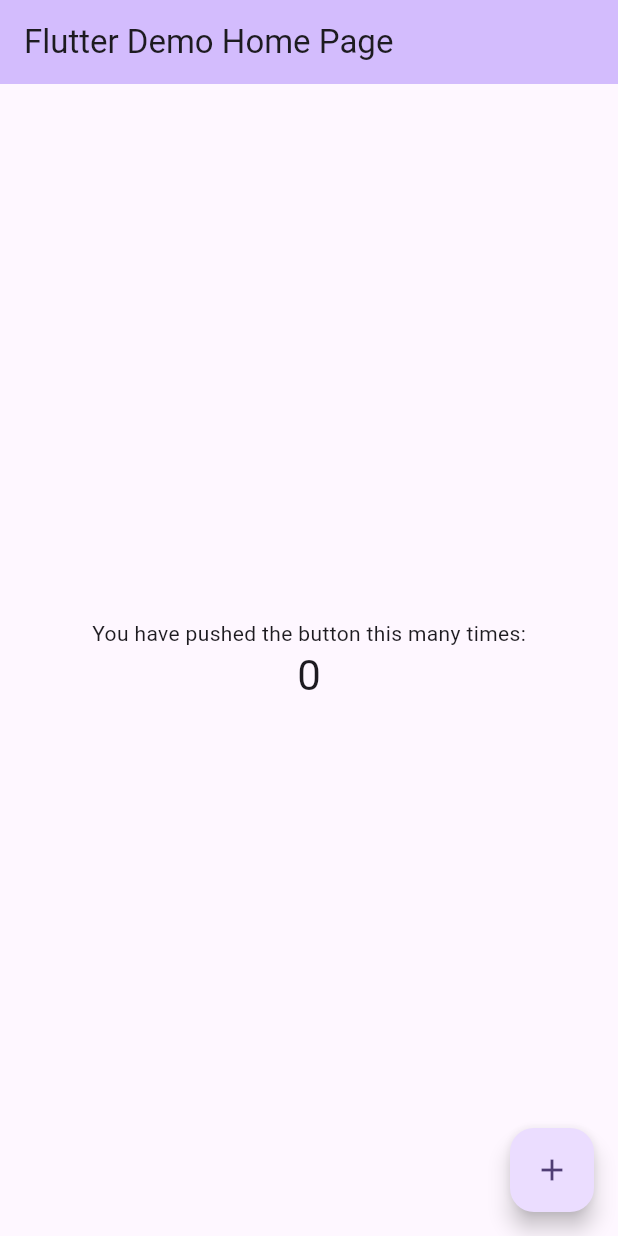
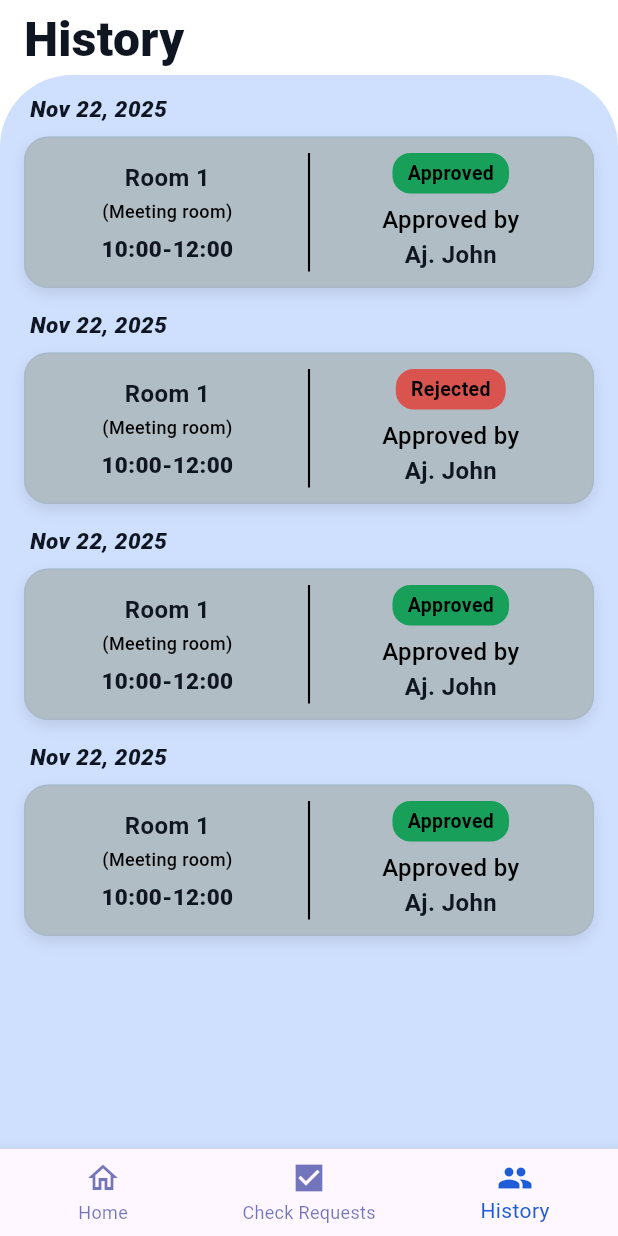
Before and after one commit to 6631501194-cmd/roombooking-frontend, a Flutter app: the screen it shows after launch, on a phone screen of 412 x 824 dp. Run offline on Flutter 3.47's test engine with Material 3 defaults, Android fonts, the phone set to English and light mode, and no system bars.

Commit message:
student_history

```diff
--- a/lib/main.dart
+++ b/lib/main.dart
@@ -1,4 +1,5 @@
 import 'package:flutter/material.dart';
+import 'package:flutter_application_1/student_history.dart';
 
 void main() {
   runApp(const MyApp());
@@ -30,7 +31,7 @@ class MyApp extends StatelessWidget {
         // tested with just a hot reload.
         colorScheme: ColorScheme.fromSeed(seedColor: Colors.deepPurple),
       ),
-      home: const MyHomePage(title: 'Flutter Demo Home Page'),
+      home: const HistoryPage(),
     );
   }
 }
--- /dev/null
+++ b/lib/student_history.dart
@@ -0,0 +1,232 @@
+import 'package:flutter/material.dart';
+
+class HistoryPage extends StatelessWidget {
+  const HistoryPage({super.key});
+
+  @override
+  Widget build(BuildContext context) {
+    // Colors
+    const bgBlue = Color.fromRGBO(207, 224, 255, 1);
+    const cardGrey = Color.fromARGB(255, 176, 189, 197);
+    const borderGrey = Color.fromARGB(255, 168, 183, 194);
+    const textDark = Color(0xFF0F1621);
+    const approvedGreen = Color(0xFF18A05B);
+    const rejectedRed = Color(0xFFD9534F); // ป้าย Rejected
+    const blueSelected = Color(0xFF1E5CD9);
+
+    final items = <_Booking>[
+      _Booking(date: DateTime(2025, 11, 22), start: '10:00', end: '12:00', room: 'Room 1', requester: 'David Lee', approved: true),
+      _Booking(date: DateTime(2025, 11, 22), start: '10:00', end: '12:00', room: 'Room 1', requester: 'David Lee', approved: false),
+      _Booking(date: DateTime(2025, 11, 22), start: '10:00', end: '12:00', room: 'Room 1', requester: 'David Lee', approved: true),
+      _Booking(date: DateTime(2025, 11, 22), start: '10:00', end: '12:00', room: 'Room 1', requester: 'David Lee', approved: true),
+    ];
+
+    return Scaffold(
+      backgroundColor: Colors.white,
+      body: SafeArea(
+        child: Column(
+          children: [
+            // Title
+            Padding(
+              padding: const EdgeInsets.fromLTRB(16, 10, 16, 8),
+              child: Align(
+                alignment: Alignment.centerLeft,
+                child: Text(
+                  'History',
+                  style: const TextStyle(
+                    color: textDark,
+                    fontSize: 32,
+                    fontWeight: FontWeight.w800,
+                    height: 1,
+                  ),
+                ),
+              ),
+            ),
+
+            // BG
+            Expanded(
+              child: Container(
+                decoration: const BoxDecoration(
+                  color: bgBlue,
+                  borderRadius: BorderRadius.only(
+                    topRight: Radius.circular(48),
+                    topLeft: Radius.circular(48),
+                  ),
+                ),
+                child: ListView.builder(
+                  padding: const EdgeInsets.fromLTRB(16, 12, 16, 24),
+                  itemCount: items.length,
+                  itemBuilder: (context, i) {
+                    final it = items[i];
+                    final statusColor = it.approved ? approvedGreen : rejectedRed;
+                    final statusText  = it.approved ? 'Approved' : 'Rejected';
+
+                    return Column(
+                      crossAxisAlignment: CrossAxisAlignment.start,
+                      children: [
+                        // Date
+                        Padding(
+                          padding: const EdgeInsets.only(left: 4, bottom: 8),
+                          child: Text(
+                            _fmtDate(it.date),
+                            style: const TextStyle(
+                              fontWeight: FontWeight.w800,
+                              fontStyle: FontStyle.italic,
+                              color: textDark,
+                              fontSize: 15,
+                            ),
+                          ),
+                        ),
+
+                        // Card
+                        Container(
+                          decoration: BoxDecoration(
+                            color: cardGrey,
+                            borderRadius: BorderRadius.circular(16),
+                            border: Border.all(color: borderGrey),
+                            boxShadow: const [
+                              BoxShadow(color: Color(0x1A000000), blurRadius: 8, offset: Offset(0, 4)),
+                            ],
+                          ),
+                          padding: const EdgeInsets.symmetric(horizontal: 14, vertical: 10),
+                          child: IntrinsicHeight(
+                            child: Row(
+                              crossAxisAlignment: CrossAxisAlignment.stretch,
+                              children: [
+                                // Left
+                                Expanded(
+                                  child: Column(
+                                    mainAxisAlignment: MainAxisAlignment.center,
+                                    crossAxisAlignment: CrossAxisAlignment.center,
+                                    children: [
+                                      Text(
+                                        it.room,
+                                        style: const TextStyle(
+                                          color: textDark,
+                                          fontSize: 16,
+                                          fontWeight: FontWeight.w700,
+                                        ),
+                                      ),
+                                      const SizedBox(height: 2),
+                                      const Text(
+                                        '(Meeting room)',
+                                        style: TextStyle(
+                                          color: Colors.black,
+                                          fontSize: 12,
+                                          fontWeight: FontWeight.w500,
+                                        ),
+                                      ),
+                                      const SizedBox(height: 6),
+                                      Text(
+                                        '${it.start}-${it.end}',
+                                        style: const TextStyle(
+                                          color: textDark,
+                                          fontSize: 15,
+                                          fontWeight: FontWeight.w800,
+                                        ),
+                                      ),
+                                    ],
+                                  ),
+                                ),
+
+                                // Center Divider
+                                const VerticalDivider(
+                                  width: 28,
+                                  thickness: 1.4,
+                                  color: Colors.black,
+                                ),
+
+                                // Right
+                                Expanded(
+                                  child: Column(
+                                    mainAxisAlignment: MainAxisAlignment.center,
+                                    crossAxisAlignment: CrossAxisAlignment.center,
+                                    children: [
+                                      Container(
+                                        padding: const EdgeInsets.symmetric(horizontal: 10, vertical: 4),
+                                        decoration: BoxDecoration(
+                                          color: statusColor,
+                                          borderRadius: BorderRadius.circular(12),
+                                        ),
+                                        child: Text(
+                                          statusText,
+                                          style: const TextStyle(
+                                            color: Color.fromARGB(255, 0, 0, 0),
+                                            fontSize: 13,
+                                            fontWeight: FontWeight.bold,
+                                          ),
+                                        ),
+                                      ),
+                                      const SizedBox(height: 6),
+                                      const Text(
+                                        'Approved by',
+                                        style: TextStyle(
+                                          color: Colors.black,
+                                          fontSize: 16,
+                                          fontWeight: FontWeight.w500,
+                                        ),
+                                      ),
+                                      const Text(
+                                        'Aj. John',
+                                        style: TextStyle(
+                                          color: textDark,
+                                          fontSize: 16,
+                                          fontWeight: FontWeight.w700,
+                                        ),
+                                      ),
+                                    ],
+                                  ),
+                                ),
+                              ],
+                            ),
+                          ),
+                        ),
+
+                        const SizedBox(height: 14),
+                      ],
+                    );
+                  },
+                ),
+              ),
+            ),
+          ],
+        ),
+      ),
+
+      // Bottom Navigation Bar
+      bottomNavigationBar: BottomNavigationBar(
+        type: BottomNavigationBarType.fixed,
+        currentIndex: 2,
+        selectedItemColor: blueSelected,
+        unselectedItemColor: const Color.fromARGB(150, 18, 26, 141),
+        items: const [
+          BottomNavigationBarItem(icon: Icon(Icons.home_outlined), label: 'Home'),
+          BottomNavigationBarItem(icon: Icon(Icons.check_box_sharp), label: 'Check Requests'),
+          BottomNavigationBarItem(icon: Icon(Icons.people), label: 'History'),
+        ],
+      ),
+    );
+  }
+
+  String _fmtDate(DateTime d) {
+    const m = ['Jan','Feb','Mar','Apr','May','Jun','Jul','Aug','Sep','Oct','Nov','Dec'];
+    return '${m[d.month - 1]} ${d.day}, ${d.year}';
+  }
+}
+
+class _Booking {
+  final DateTime date;
+  final String start;
+  final String end;
+  final String room;
+  final String requester;
+  final bool approved;
+  _Booking({
+    required this.date,
+    required this.start,
+    required this.end,
+    required this.room,
+    required this.requester,
+    required this.approved,
+  });
+}
```
